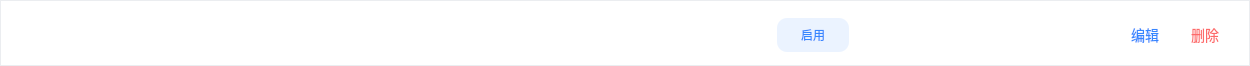
First picture: the form in client/BiliVideoPlayerSystem/roletableitem.ui, repository shilinnull/BiliVideoPlayer, before the edit.
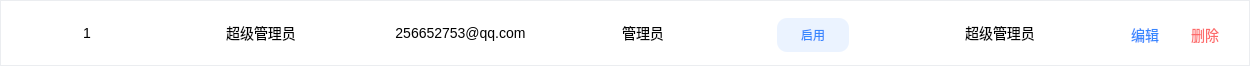
Second picture: the form after the edit.

```diff
--- a/client/BiliVideoPlayerSystem/roletableitem.ui
+++ b/client/BiliVideoPlayerSystem/roletableitem.ui
@@ -67,7 +67,7 @@
        </rect>
       </property>
       <property name="text">
-       <string/>
+       <string>1</string>
       </property>
       <property name="alignment">
        <set>Qt::AlignmentFlag::AlignCenter</set>
@@ -82,8 +82,11 @@
         <height>66</height>
        </rect>
       </property>
+      <property name="styleSheet">
+       <string notr="true">#emailLabel{ border : none; }</string>
+      </property>
       <property name="text">
-       <string/>
+       <string>256652753@qq.com</string>
       </property>
       <property name="alignment">
        <set>Qt::AlignmentFlag::AlignCenter</set>
@@ -99,7 +102,7 @@
        </rect>
       </property>
       <property name="text">
-       <string/>
+       <string>管理员</string>
       </property>
       <property name="alignment">
        <set>Qt::AlignmentFlag::AlignCenter</set>
@@ -138,7 +141,7 @@
        </rect>
       </property>
       <property name="text">
-       <string/>
+       <string>超级管理员</string>
       </property>
       <property name="alignment">
        <set>Qt::AlignmentFlag::AlignCenter</set>
@@ -186,7 +189,7 @@
        </rect>
       </property>
       <property name="text">
-       <string/>
+       <string>超级管理员</string>
       </property>
       <property name="alignment">
        <set>Qt::AlignmentFlag::AlignCenter</set>
```
Left out of the diff: 2 changed lines with no effect on the pictures.
